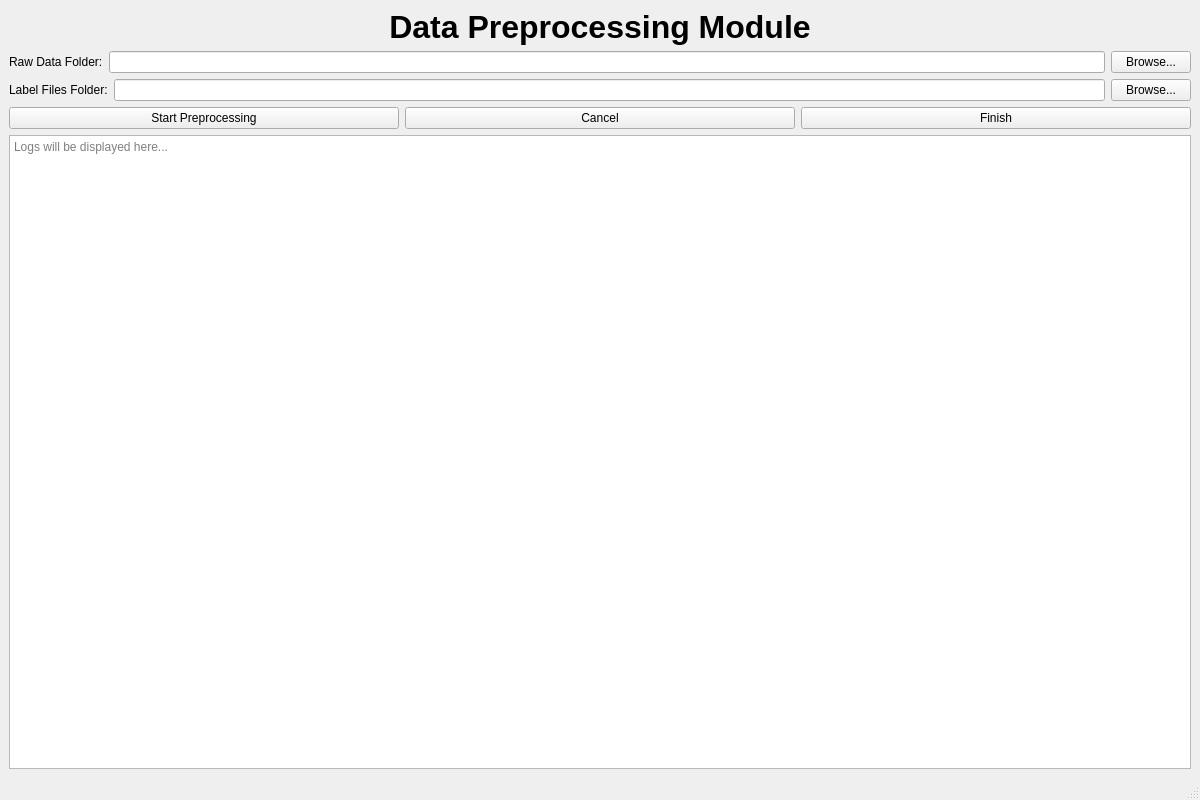
Qt form labelCloud/labelCloud/resources/interfaces/preprocess_interface.ui (WindowsPointCloud/PointCloudSystem) before a commit.
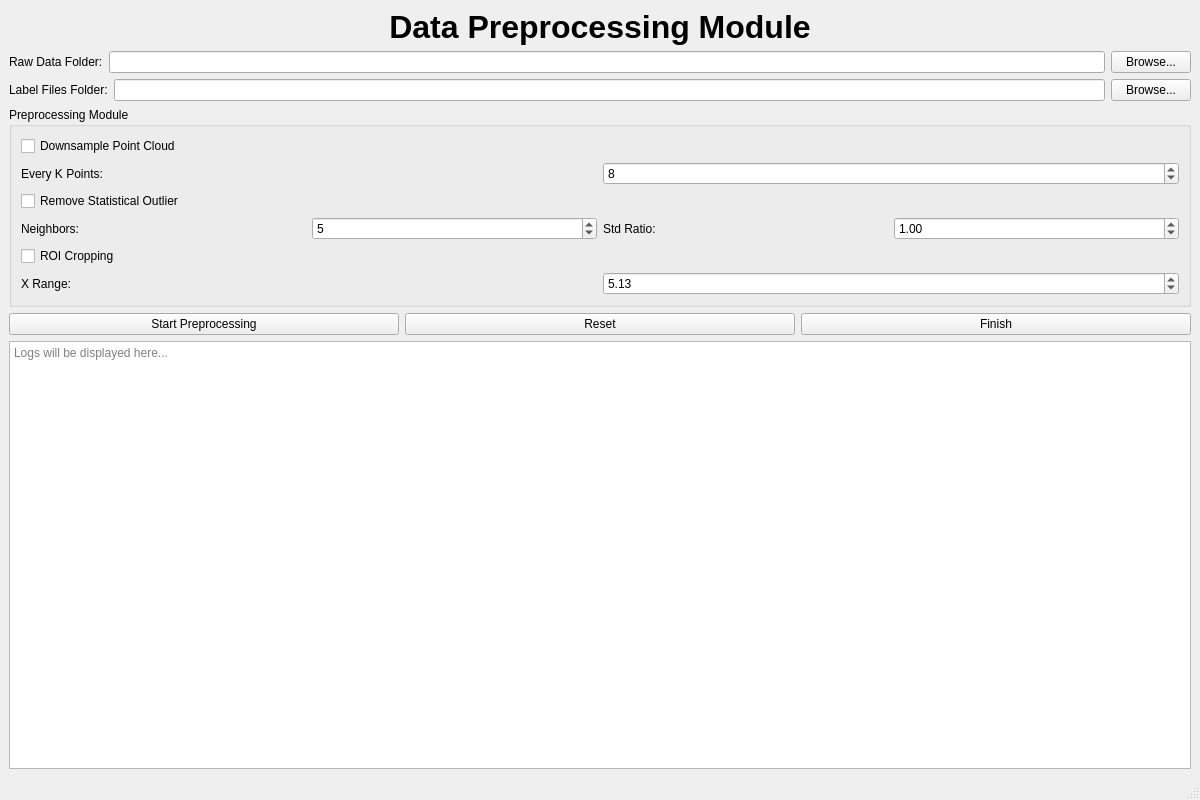
The same form after that commit.

Diff of the .ui file:
```diff
--- a/labelCloud/labelCloud/resources/interfaces/preprocess_interface.ui
+++ b/labelCloud/labelCloud/resources/interfaces/preprocess_interface.ui
@@ -74,6 +74,128 @@
       </item>
      </layout>
     </item>
+    <item>
+     <widget class="QGroupBox" name="preprocessingGroupBox">
+      <property name="title">
+       <string>Preprocessing Module</string>
+      </property>
+      <layout class="QVBoxLayout" name="verticalLayout_preprocessing">
+       <item>
+        <widget class="QCheckBox" name="downsampleCheckBox">
+         <property name="text">
+          <string>Downsample Point Cloud</string>
+         </property>
+        </widget>
+       </item>
+       <item>
+        <layout class="QHBoxLayout" name="horizontalLayout_downsample">
+         <item>
+          <widget class="QLabel" name="downsampleLabel">
+           <property name="text">
+            <string>Every K Points:</string>
+           </property>
+          </widget>
+         </item>
+         <item>
+          <widget class="QSpinBox" name="downsampleSpinBox">
+           <property name="minimum">
+            <number>1</number>
+           </property>
+           <property name="maximum">
+            <number>100</number>
+           </property>
+           <property name="value">
+            <number>8</number>
+           </property>
+          </widget>
+         </item>
+        </layout>
+       </item>
+       <item>
+        <widget class="QCheckBox" name="removeOutlierCheckBox">
+         <property name="text">
+          <string>Remove Statistical Outlier</string>
+         </property>
+        </widget>
+       </item>
+       <item>
+        <layout class="QHBoxLayout" name="horizontalLayout_removeOutlier">
+         <item>
+          <widget class="QLabel" name="nbNeighborsLabel">
+           <property name="text">
+            <string>Neighbors:</string>
+           </property>
+          </widget>
+         </item>
+         <item>
+          <widget class="QSpinBox" name="nbNeighborsSpinBox">
+           <property name="minimum">
+            <number>1</number>
+           </property>
+           <property name="maximum">
+            <number>100</number>
+           </property>
+           <property name="value">
+            <number>5</number>
+           </property>
+          </widget>
+         </item>
+         <item>
+          <widget class="QLabel" name="stdRatioLabel">
+           <property name="text">
+            <string>Std Ratio:</string>
+           </property>
+          </widget>
+         </item>
+         <item>
+          <widget class="QDoubleSpinBox" name="stdRatioDoubleSpinBox">
+           <property name="minimum">
+            <double>0.000000000000000</double>
+           </property>
+           <property name="maximum">
+            <double>100.000000000000000</double>
+           </property>
+           <property name="value">
+            <double>1.000000000000000</double>
+           </property>
+          </widget>
+         </item>
+        </layout>
+       </item>
+       <item>
+        <widget class="QCheckBox" name="roiCroppingCheckBox">
+         <property name="text">
+          <string>ROI Cropping</string>
+         </property>
+        </widget>
+       </item>
+       <item>
+        <layout class="QHBoxLayout" name="horizontalLayout_roiCropping">
+         <item>
+          <widget class="QLabel" name="roiCroppingLabel">
+           <property name="text">
+            <string>X Range:</string>
+           </property>
+          </widget>
+         </item>
+         <item>
+          <widget class="QDoubleSpinBox" name="roiCroppingSpinBox">
+           <property name="minimum">
+            <double>0.000000000000000</double>
+           </property>
+           <property name="maximum">
+            <double>100.000000000000000</double>
+           </property>
+           <property name="value">
+            <double>5.130000000000000</double>
+           </property>
+          </widget>
+         </item>
+        </layout>
+       </item>
+      </layout>
+     </widget>
+    </item>
     <item>
      <layout class="QHBoxLayout" name="horizontalLayout_controls">
       <item>
@@ -86,7 +208,7 @@
       <item>
        <widget class="QPushButton" name="button_cancel">
         <property name="text">
-         <string>Cancel</string>
+         <string>Reset</string>
         </property>
        </widget>
       </item>
```
Left out of the diff: 2 changed lines with no effect on the pictures.
